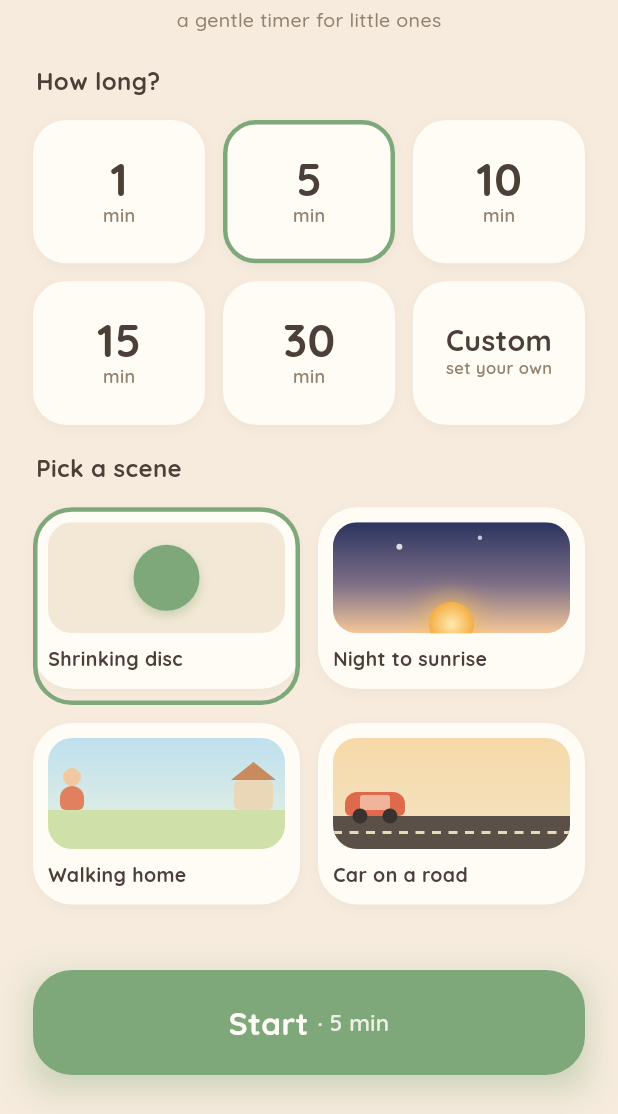
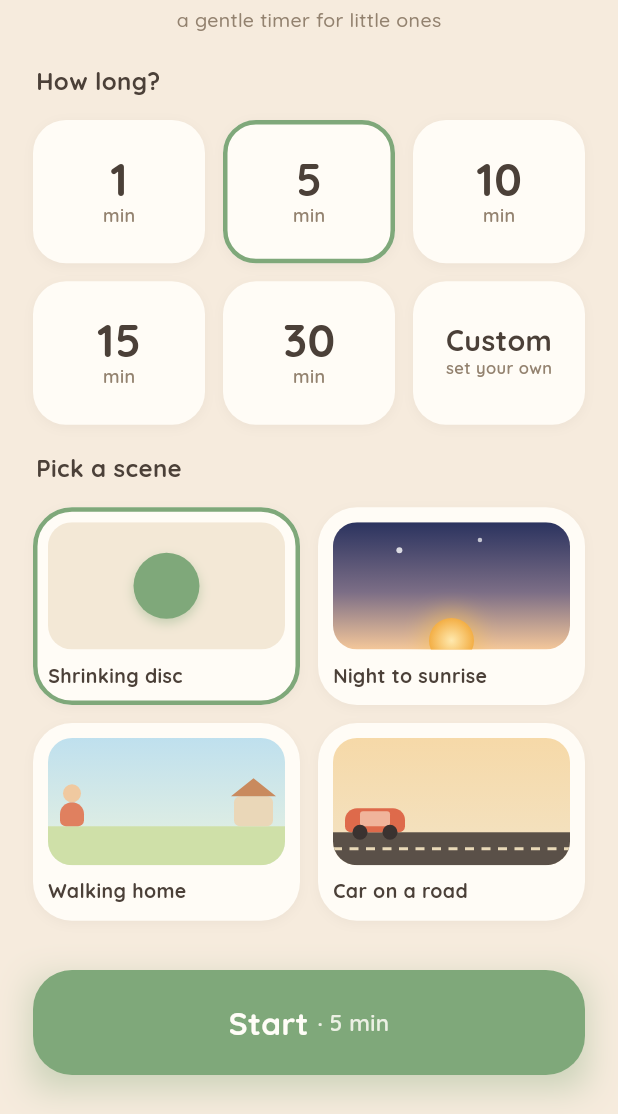
Before and after one commit to reiteristvan/zual, a Flutter app: the screen it shows after launch, on a phone screen of 412 x 824 dp, the part 122-1236 px from its top. Run offline on Flutter 3.47's test engine with Material 3 defaults, Android fonts, the phone set to English and light mode, and no system bars; our stand-ins replace audioplayers, shared_preferences, wakelock_plus.

Commit message:
fix: scale Setup layout correctly on tablet form factors
Root cause: Setup screen stretched its duration/scene grids to full
screen width so cell dimensions grew on tablets, but cell interior
content was fixed-size (30/12pt preset fonts, hardcoded 74px scene
thumbnail). On wide screens cells outgrew their content: preset squares
became oversized with tiny text, and the thumbnail filled only a
fraction of the taller scene card.

Fix: cap the content column to a phone-class max width (440) and center
it; make the scene thumbnail Expanded so artwork fills the card at any
cell height. No-op on phones.

```diff
--- a/lib/screens/setup_screen.dart
+++ b/lib/screens/setup_screen.dart
@@ -60,6 +60,19 @@ class SetupScreen extends StatefulWidget {
 class _SetupScreenState extends State<SetupScreen> {
   /// The five fixed preset durations (in minutes) offered on this screen.
   static const List<int> _presets = [1, 5, 10, 15, 30];
+
+  /// The maximum width the setup content column is allowed to occupy. The
+  /// whole design was tuned to the `design/README.md` reference frame (402px
+  /// wide, phone-class); left unbounded, the two grids stretch to the full
+  /// screen width on tablets, so the grid CELLS grow while their fixed-size
+  /// interior content (preset fonts, scene thumbnail) does not — producing
+  /// oversized preset squares with tiny text and scene artwork that fills only
+  /// a fraction of the card. Capping the column to a phone-class width and
+  /// centering it keeps every cell — and therefore its interior balance —
+  /// phone-proportioned on tablets. Chosen slightly above the reference frame
+  /// so no real phone (which are all narrower) is ever affected; only
+  /// genuinely wide screens (tablets) are reined in.
+  static const double _maxContentWidth = 440;
 
   late int _durationMin;
 
@@ -152,14 +165,22 @@ class _SetupScreenState extends State<SetupScreen> {
       body: SafeArea(
         child: LayoutBuilder(
           builder: (context, bodyConstraints) {
-            final contentWidth = MediaQuery.sizeOf(context).width - 44;
+            // Cap the content column to a phone-class width and center it, so
+            // grid cells stay phone-proportioned on tablets (see
+            // [_maxContentWidth]). On phones this is a no-op (the screen is
+            // narrower than the cap, so [layoutWidth] == the full width).
+            final layoutWidth = bodyConstraints.maxWidth < _maxContentWidth
+                ? bodyConstraints.maxWidth
+                : _maxContentWidth;
+            final contentWidth = layoutWidth - 44;
             final footerHeight = _measureFooterHeight(context);
 
             // Baseline header top padding per the design formula: scales
             // down on short viewports (min 24, design default 52).
             final baselineHeaderTop = (MediaQuery.sizeOf(context).height * 0.055)
                 .clamp(24.0, 52.0);
-            final baselineHeaderHeight = baselineHeaderTop + 8 + _headerContentHeight(context);
+            final baselineHeaderHeight =
+                baselineHeaderTop + 8 + _headerContentHeight(context, layoutWidth - 48);
             final baselineScrollRegionHeight =
                 bodyConstraints.maxHeight - baselineHeaderHeight - footerHeight;
 
@@ -198,7 +219,11 @@ class _SetupScreenState extends State<SetupScreen> {
                 ? (baselineHeaderTop - shortfall).clamp(16.0, 52.0)
                 : baselineHeaderTop;
 
-            return Column(
+            return Center(
+              child: SizedBox(
+                width: layoutWidth,
+                height: bodyConstraints.maxHeight,
+                child: Column(
                   children: [
                     _buildHeader(headerTopPadding),
                     Expanded(
@@ -224,6 +249,8 @@ class _SetupScreenState extends State<SetupScreen> {
                     ),
                     _buildFooter(),
                   ],
+                ),
+              ),
             );
           },
         ),
@@ -258,8 +285,7 @@ class _SetupScreenState extends State<SetupScreen> {
   /// width (screen width minus its 24+24 horizontal padding): the tagline
   /// string is wide enough to wrap to two lines on narrow screens, and an
   /// unconstrained measurement would silently under-count that.
-  double _headerContentHeight(BuildContext context) {
-    final headerContentWidth = MediaQuery.sizeOf(context).width - 48;
+  double _headerContentHeight(BuildContext context, double headerContentWidth) {
     return _measureTextHeight(
           context,
           'Zual',
--- a/lib/widgets/scene_grid.dart
+++ b/lib/widgets/scene_grid.dart
@@ -53,16 +53,25 @@ class SceneCard extends StatelessWidget {
           alignment: null,
           child: Column(
             crossAxisAlignment: CrossAxisAlignment.start,
-            mainAxisSize: MainAxisSize.min,
             children: [
-              ClipRRect(
+              // Fill the card's vertical space rather than a fixed 74px box:
+              // the grid cell grows on wider screens (tablets), and a fixed
+              // thumbnail height would then leave the artwork covering only a
+              // fraction of the card. Expanding makes the preview scale to the
+              // card proportionally at any cell size. On phones the scene
+              // aspect ratio already caps the cell height at ~thumbnail+label
+              // (see SetupScreen._maxSafeSceneAspectRatio, which still uses 74
+              // as the minimum thumbnail height), so the rendered thumbnail
+              // stays ~74px there — no phone regression.
+              Expanded(
+                child: ClipRRect(
                   borderRadius: BorderRadius.circular(
                     AppTokens.sceneThumbRadius,
                   ),
                   child: SizedBox(
-                  height: 74,
                     width: double.infinity,
                     child: CustomPaint(painter: preview),
+                  ),
                 ),
               ),
               const SizedBox(height: 8),
```
Lines whose indentation alone changed are shown as unchanged.
